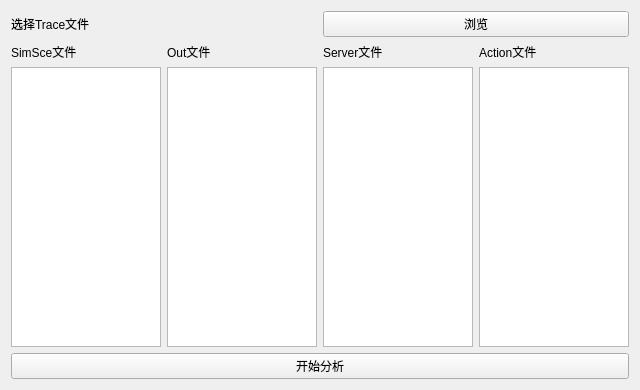
This is step1.ui in pccooler/TraceAnalyzer as Qt 5 draws it before an edit. The edited form follows.
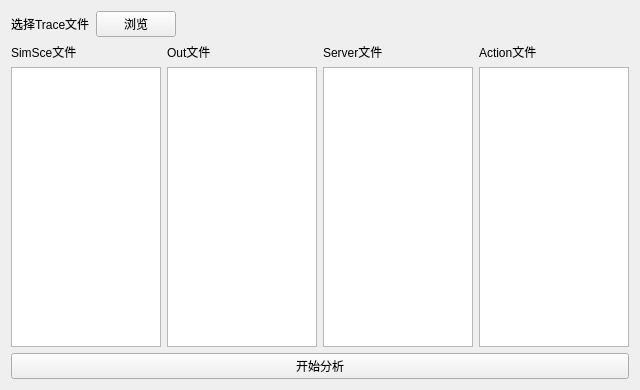
This is the edited form.

```diff
--- a/step1.ui
+++ b/step1.ui
@@ -30,6 +30,19 @@
        </property>
       </widget>
      </item>
+     <item>
+      <spacer name="horizontalSpacer">
+       <property name="orientation">
+        <enum>Qt::Horizontal</enum>
+       </property>
+       <property name="sizeHint" stdset="0">
+        <size>
+         <width>40</width>
+         <height>20</height>
+        </size>
+       </property>
+      </spacer>
+     </item>
     </layout>
    </item>
    <item>
```
